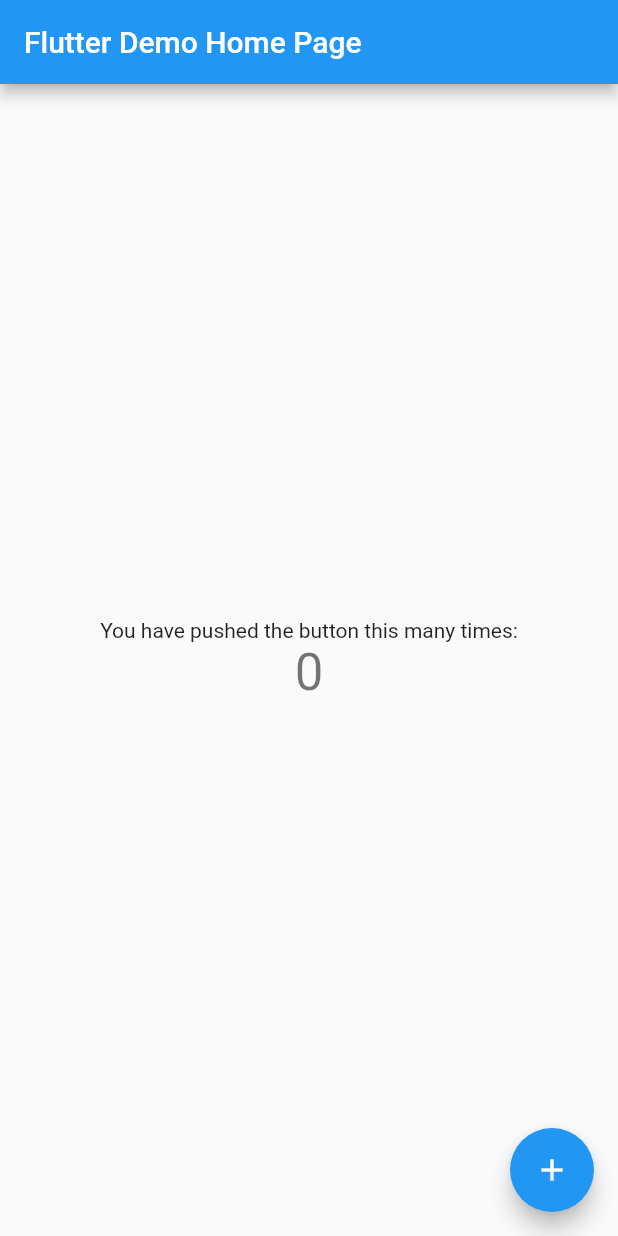
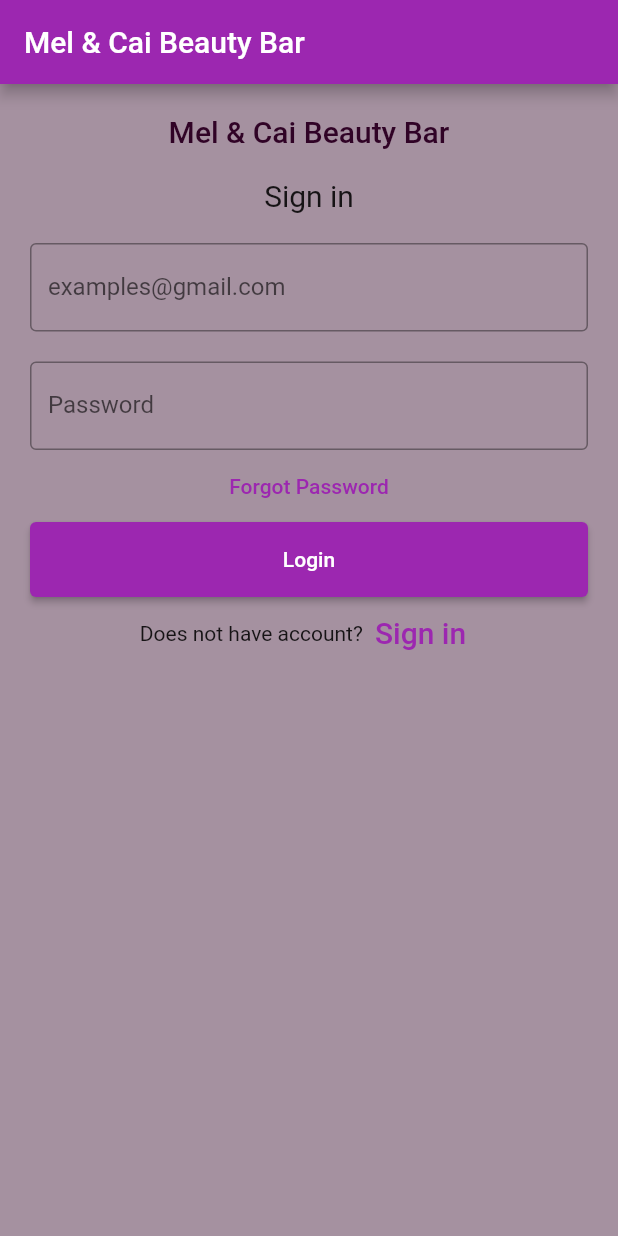
Before and after one commit to Nkhensani2059/Login-Page-Flutter, a Flutter app: the screen it shows after launch, on a phone screen of 412 x 824 dp. Run offline on Flutter 3.47's test engine with Material 2 defaults, Android fonts, the phone set to English and light mode, and no system bars.

Commit message:
1st commit

```diff
--- a/lib/main.dart
+++ b/lib/main.dart
@@ -1,115 +1,28 @@
 import 'package:flutter/material.dart';
+import 'package:login_page/page/login.dart';
 
-void main() {
-  runApp(const MyApp());
-}
+
+void main() => runApp(const MyApp());
 
 class MyApp extends StatelessWidget {
-  const MyApp({super.key});
+  const MyApp({Key? key}) : super(key: key);
 
-  // This widget is the root of your application.
+  static const String _title = 'Mel & Cai Beauty Bar';
+
   @override
   Widget build(BuildContext context) {
     return MaterialApp(
-      title: 'Flutter Demo',
+      debugShowCheckedModeBanner: false,
+      title: _title,
+      home: Scaffold(
+        backgroundColor: Color.fromARGB(255, 165, 145, 160),
+        appBar: AppBar(title: const Text(_title)),
+        body: const MyStatefulWidget(),
+      ),
       theme: ThemeData(
-        // This is the theme of your application.
-        //
-        // Try running your application with "flutter run". You'll see the
-        // application has a blue toolbar. Then, without quitting the app, try
-        // changing the primarySwatch below to Colors.green and then invoke
-        // "hot reload" (press "r" in the console where you ran "flutter run",
-        // or simply save your changes to "hot reload" in a Flutter IDE).
-        // Notice that the counter didn't reset back to zero; the application
-        // is not restarted.
-        primarySwatch: Colors.blue,
-      ),
-      home: const MyHomePage(title: 'Flutter Demo Home Page'),
-    );
+        primarySwatch: Colors.purple
+
+
+    ));
   }
 }
-
-class MyHomePage extends StatefulWidget {
-  const MyHomePage({super.key, required this.title});
-
-  // This widget is the home page of your application. It is stateful, meaning
-  // that it has a State object (defined below) that contains fields that affect
-  // how it looks.
-
-  // This class is the configuration for the state. It holds the values (in this
-  // case the title) provided by the parent (in this case the App widget) and
-  // used by the build method of the State. Fields in a Widget subclass are
-  // always marked "final".
-
-  final String title;
-
-  @override
-  State<MyHomePage> createState() => _MyHomePageState();
-}
-
-class _MyHomePageState extends State<MyHomePage> {
-  int _counter = 0;
-
-  void _incrementCounter() {
-    setState(() {
-      // This call to setState tells the Flutter framework that something has
-      // changed in this State, which causes it to rerun the build method below
-      // so that the display can reflect the updated values. If we changed
-      // _counter without calling setState(), then the build method would not be
-      // called again, and so nothing would appear to happen.
-      _counter++;
-    });
-  }
-
-  @override
-  Widget build(BuildContext context) {
-    // This method is rerun every time setState is called, for instance as done
-    // by the _incrementCounter method above.
-    //
-    // The Flutter framework has been optimized to make rerunning build methods
-    // fast, so that you can just rebuild anything that needs updating rather
-    // than having to individually change instances of widgets.
-    return Scaffold(
-      appBar: AppBar(
-        // Here we take the value from the MyHomePage object that was created by
-        // the App.build method, and use it to set our appbar title.
-        title: Text(widget.title),
-      ),
-      body: Center(
-        // Center is a layout widget. It takes a single child and positions it
-        // in the middle of the parent.
-        child: Column(
-          // Column is also a layout widget. It takes a list of children and
-          // arranges them vertically. By default, it sizes itself to fit its
-          // children horizontally, and tries to be as tall as its parent.
-          //
-          // Invoke "debug painting" (press "p" in the console, choose the
-          // "Toggle Debug Paint" action from the Flutter Inspector in Android
-          // Studio, or the "Toggle Debug Paint" command in Visual Studio Code)
-          // to see the wireframe for each widget.
-          //
-          // Column has various properties to control how it sizes itself and
-          // how it positions its children. Here we use mainAxisAlignment to
-          // center the children vertically; the main axis here is the vertical
-          // axis because Columns are vertical (the cross axis would be
-          // horizontal).
-          mainAxisAlignment: MainAxisAlignment.center,
-          children: <Widget>[
-            const Text(
-              'You have pushed the button this many times:',
-            ),
-            Text(
-              '$_counter',
-              style: Theme.of(context).textTheme.headline4,
-            ),
-          ],
-        ),
-      ),
-      floatingActionButton: FloatingActionButton(
-        onPressed: _incrementCounter,
-        tooltip: 'Increment',
-        child: const Icon(Icons.add),
-      ), // This trailing comma makes auto-formatting nicer for build methods.
-    );
-  }
-}
--- /dev/null
+++ b/lib/page/home.dart
@@ -0,0 +1,25 @@
+import 'package:flutter/material.dart';
+
+class HomePage extends StatelessWidget {
+  const HomePage({super.key});
+
+  @override
+  Widget build(BuildContext context) {
+    return Scaffold(
+        appBar: AppBar(
+          title: const Text('Welcome'),
+        ),
+        body: Container(
+
+            padding: const EdgeInsets.all(30),
+            alignment: Alignment.topLeft,
+            child: Padding(
+                padding: const EdgeInsets.all(30),
+                child: Column(
+                    mainAxisAlignment: MainAxisAlignment.start,
+                    children: const <Widget>[
+                       Text("Hi there!"),
+
+                    ]))));
+  }
+}
--- /dev/null
+++ b/lib/page/login.dart
@@ -0,0 +1,97 @@
+import 'package:flutter/material.dart';
+import 'package:login_page/page/home.dart';
+
+class MyStatefulWidget extends StatefulWidget {
+  const MyStatefulWidget({Key? key}) : super(key: key);
+
+  @override
+  State<MyStatefulWidget> createState() => _MyStatefulWidgetState();
+}
+
+class _MyStatefulWidgetState extends State<MyStatefulWidget> {
+  TextEditingController nameController = TextEditingController();
+  TextEditingController passwordController = TextEditingController();
+
+  @override
+  Widget build(BuildContext context) {
+    return Padding(
+        padding: const EdgeInsets.all(10),
+        child: ListView(
+          children: <Widget>[
+            Container(
+                alignment: Alignment.center,
+                padding: const EdgeInsets.all(10),
+                child: const Text(
+                  'Mel & Cai Beauty Bar',
+                  style: TextStyle(
+                      color: Color.fromRGBO(48, 3, 38, 1),
+                      fontWeight: FontWeight.w500,
+                      fontSize: 20),
+                )),
+            Container(
+                alignment: Alignment.center,
+                padding: const EdgeInsets.all(10),
+                child: const Text(
+                  'Sign in',
+                  style: TextStyle(fontSize: 20),
+                )),
+            Container(
+              padding: const EdgeInsets.all(10),
+              child: TextField(
+                controller: nameController,
+                decoration: const InputDecoration(
+                  border: OutlineInputBorder(),
+                  labelText: 'examples@gmail.com',
+                ),
+              ),
+            ),
+            Container(
+              padding: const EdgeInsets.fromLTRB(10, 10, 10, 0),
+              child: TextField(
+                obscureText: true,
+                controller: passwordController,
+                decoration: const InputDecoration(
+                  border: OutlineInputBorder(),
+                  labelText: 'Password',
+                ),
+              ),
+            ),
+            TextButton(
+              onPressed: () {
+                //forgot password screen
+              },
+              child: const Text(
+                'Forgot Password',
+              ),
+            ),
+            Container(
+                height: 50,
+                padding: const EdgeInsets.fromLTRB(10, 0, 10, 0),
+                child: ElevatedButton(
+                  child: const Text('Login'),
+                  onPressed: () {
+                    Navigator.push(context,
+                        MaterialPageRoute(builder: (BuildContext context) {
+                      return HomePage();
+                    }));
+                  },
+                )),
+            Row(
+              children: <Widget>[
+                const Text('Does not have account?'),
+                TextButton(
+                  child: const Text(
+                    'Sign in',
+                    style: TextStyle(fontSize: 20),
+                  ),
+                  onPressed: () {
+                    //signup screen
+                  },
+                )
+              ],
+              mainAxisAlignment: MainAxisAlignment.center,
+            ),
+          ],
+        ));
+  }
+}
```
Also changed, not shown: pubspec.yaml (+9 -0 lines), pubspec.lock, 5 other files.
